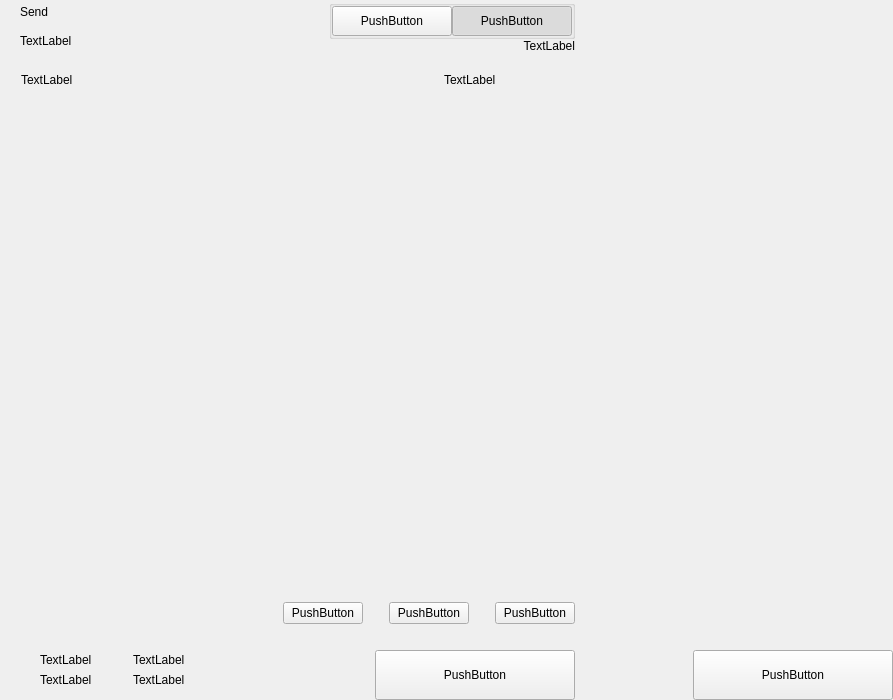
Old version of the form src/qt/pivx/forms/send.ui in the repository RapidsOfficial/Rapids.
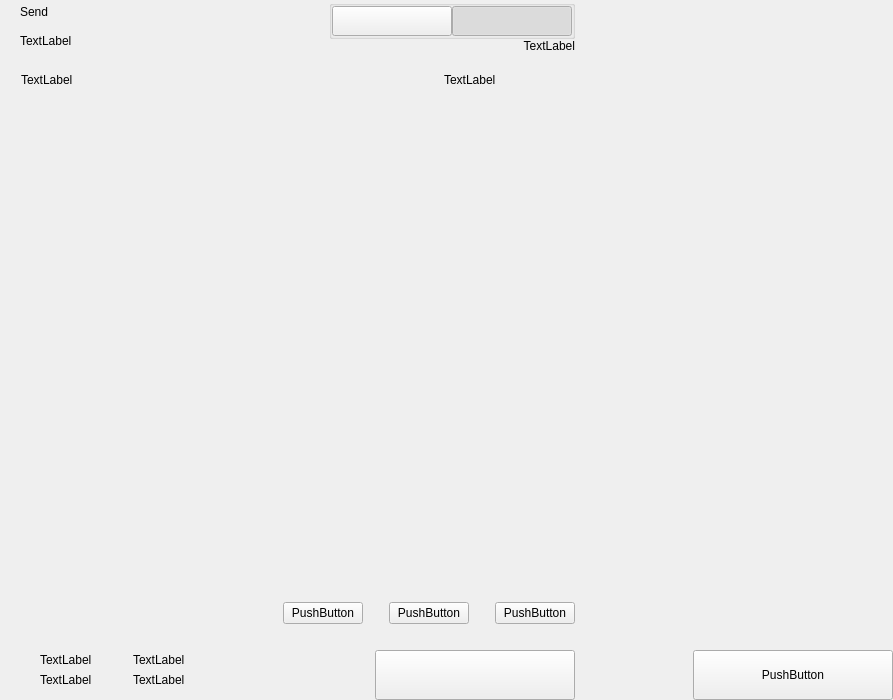
New version of the form. Custom widgets are drawn as their Qt base class.

Commit message:
[GUI] Remove every pushButton focus property.
This is because a linux-only issue in which the button gets highlighted in an invalid way.

Diff of the .ui file:
```diff
--- a/src/qt/pivx/forms/send.ui
+++ b/src/qt/pivx/forms/send.ui
@@ -144,7 +144,7 @@
                   </size>
                  </property>
                  <property name="text">
-                  <string>PushButton</string>
+                  <string/>
                  </property>
                  <property name="checkable">
                   <bool>true</bool>
@@ -169,7 +169,7 @@
                   </size>
                  </property>
                  <property name="text">
-                  <string>PushButton</string>
+                  <string/>
                  </property>
                  <property name="checkable">
                   <bool>true</bool>
@@ -658,7 +658,7 @@
              </size>
             </property>
             <property name="text">
-             <string>PushButton</string>
+             <string/>
             </property>
            </widget>
           </item>
```
Left out of the diff: 21 changed lines with no effect on the pictures. The commit also changes 42 other files.
